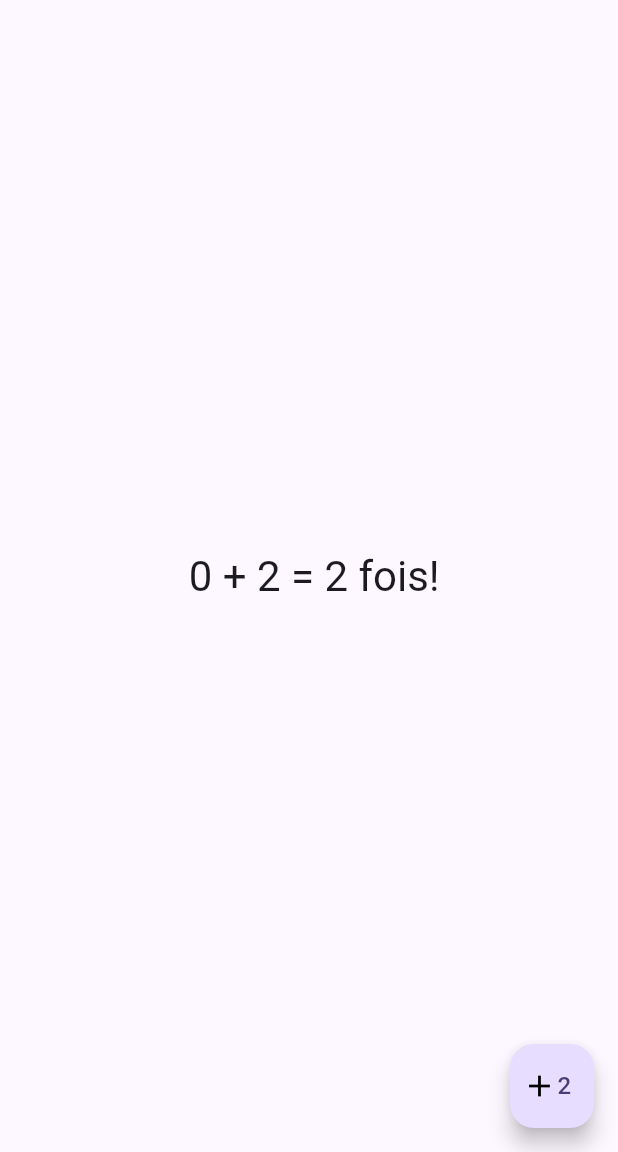
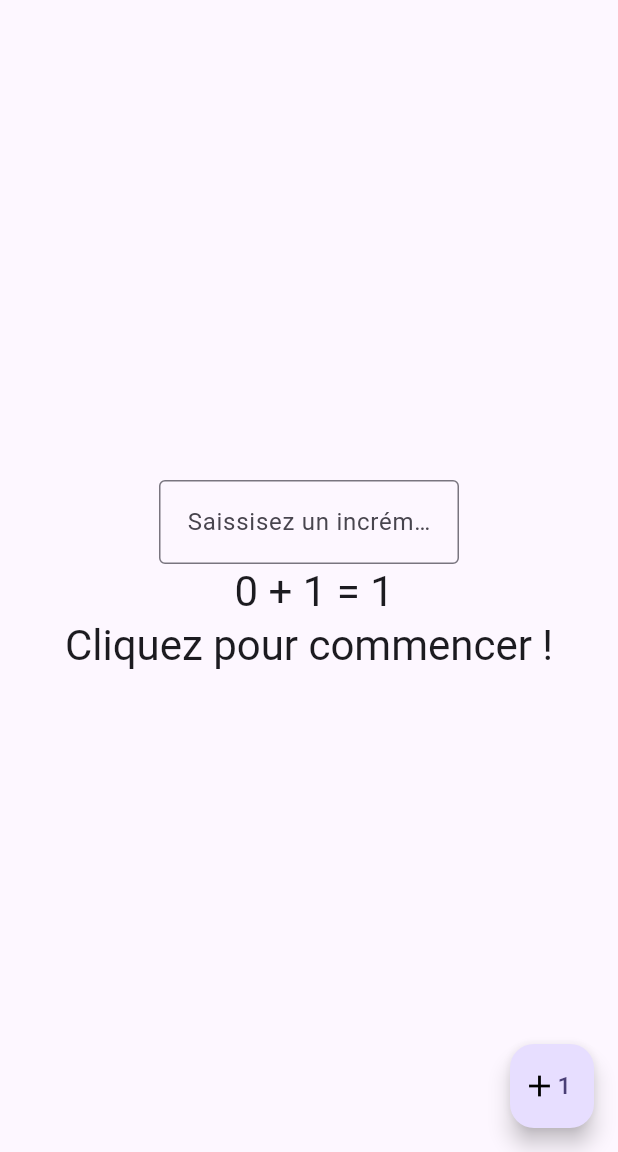
Before and after one commit to Hosanna-System/cours_flutter, a Flutter app: the screen it shows after launch, on a phone screen of 412 x 824 dp, the part 84-1236 px from its top. Run offline on Flutter 3.47's test engine with Material 3 defaults, Android fonts, the phone set to English and light mode, and no system bars.

Commit message:
Final commit message

```diff
--- a/calculator/lib/calculator.dart
+++ b/calculator/lib/calculator.dart
@@ -20,15 +20,18 @@ class Calculator extends StatefulWidget {
 
 class _CalculatorState extends State<Calculator> {
   int _counter = 0;
+  int _customIncrement = 1;
 
   void _incrementCounter() {
     setState(() {
-      // This call to setState tells the Flutter framework that something has
-      // changed in this State, which causes it to rerun the build method below
-      // so that the display can reflect the updated values. If we changed
-      // _counter without calling setState(), then the build method would not be
-      // called again, and so nothing would appear to happen.
-      _counter = _counter + 2;
+      _counter = _counter + _customIncrement;
+    });
+  }
+
+  void udpateCustomIncrement(String value) {
+    setState(() {
+      _customIncrement = int.tryParse(value) ?? 1;
+      _counter = 0;
     });
   }
 
@@ -56,8 +59,27 @@ class _CalculatorState extends State<Calculator> {
         child: Column(
           mainAxisAlignment: MainAxisAlignment.center,
           children: <Widget>[
+            TextField(
+              decoration: InputDecoration(
+                constraints: BoxConstraints(maxWidth: 200),
+                border: OutlineInputBorder(),
+                labelText: 'Saissisez un incrément',
+              ),
+              textAlign: TextAlign.center,
+              onChanged: udpateCustomIncrement,
+            ),
             Text(
-              ' $_counter + 2 = ${_counter + 2} fois!',
+              ' $_counter + $_customIncrement = ${_counter + _customIncrement}',
+              style: Theme.of(context).textTheme.headlineMedium,
+            ),
+            Text(
+              _counter > 0
+                  ? (_counter == _customIncrement
+                      ? 'Vous avez cliqué 1 fois !'
+                      : (_counter > _customIncrement
+                          ? 'Vous avez cliqué ${_counter / _customIncrement} fois !'
+                          : 'Vous avez cliqué 2 fois !'))
+                  : 'Cliquez pour commencer !',
               style: Theme.of(context).textTheme.headlineMedium,
             ),
           ],
@@ -66,16 +88,16 @@ class _CalculatorState extends State<Calculator> {
       floatingActionButton: FloatingActionButton(
         onPressed: _incrementCounter,
         tooltip: 'Increment',
-        child: const Row(
+        child: Row(
           children: [
-            Spacer(),
-            Icon(Icons.add, color: Color.fromARGB(255, 0, 0, 0)),
+            const Spacer(),
+            const Icon(Icons.add, color: Color.fromARGB(255, 0, 0, 0)),
             Text(
-              '2',
+              '${_customIncrement}',
               style: TextStyle(fontSize: 16),
             ),
-            Spacer(),
-            Spacer(),
+            const Spacer(),
+            const Spacer(),
           ],
         ),
       ), // This trailing comma makes auto-formatting nicer for build methods.
```
